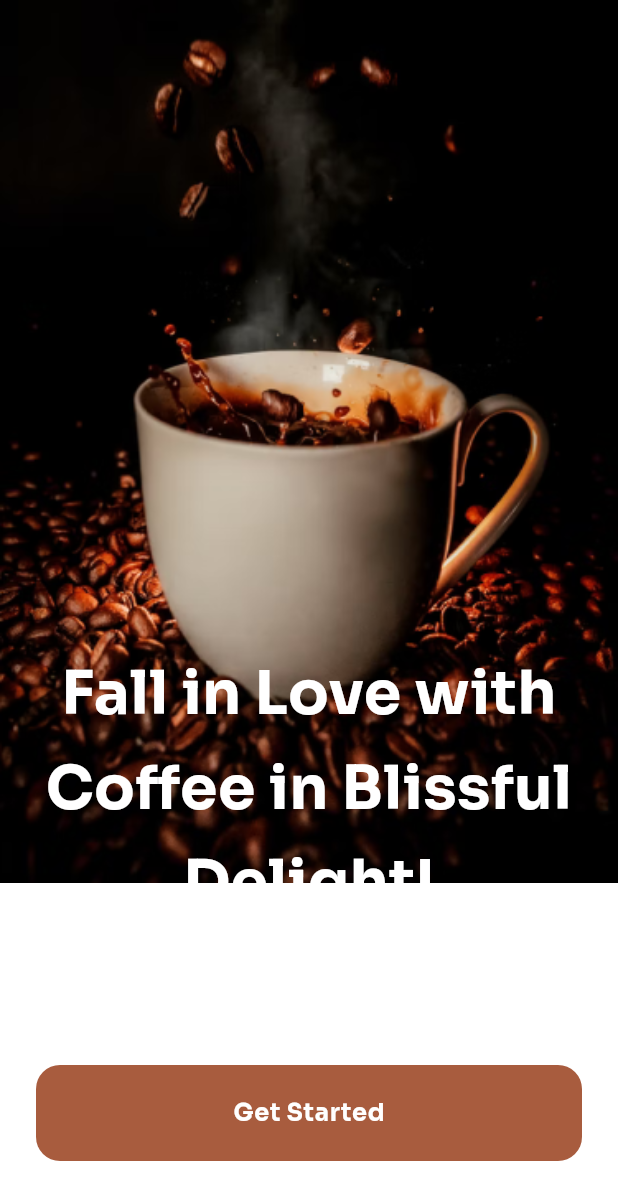
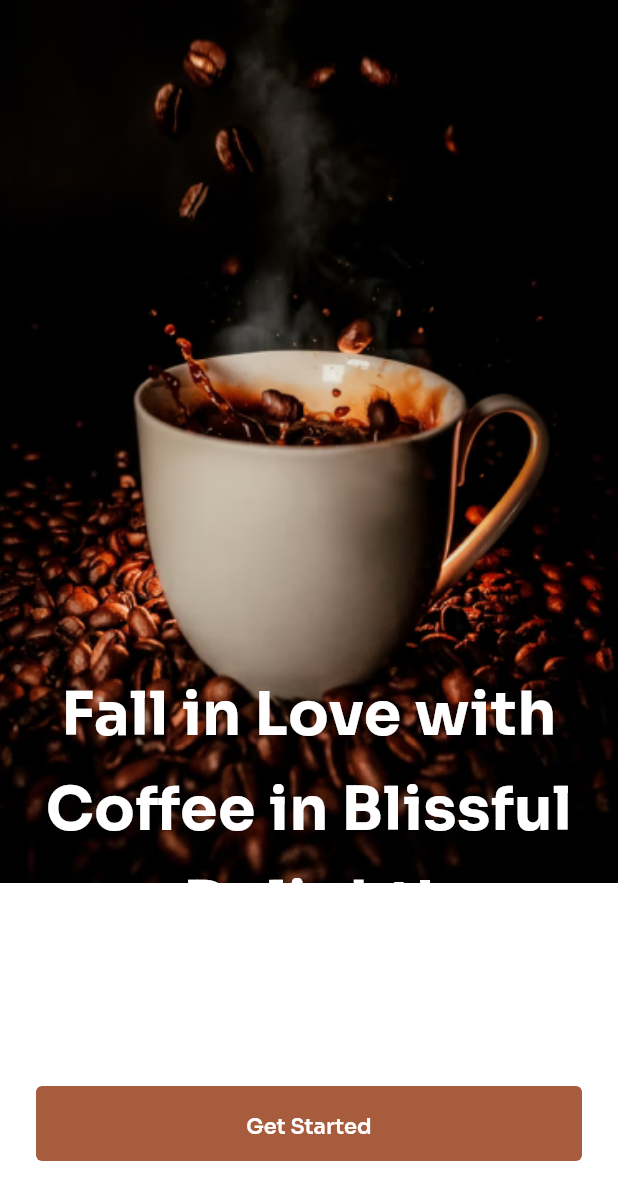
Before and after one commit to Domson12/BeanGo, a Flutter app: the screen it shows after launch, on a phone screen of 412 x 824 dp. Shown: the top 1200 px of the screen. Run offline on Flutter 3.47's test engine with Material 3 defaults, Android fonts, the phone set to English and light mode, and no system bars; our stand-ins replace auto_route, cloud_firestore, firebase_auth, firebase_core, flutter_hooks, flutter_riverpod and 5 more; accounts and stored records are empty; generated files the repository leaves out were written again.

Commit message:
added social login button UI, other changes

```diff
--- a/lib/core/widgets/bean_go_button.dart
+++ b/lib/core/widgets/bean_go_button.dart
@@ -1,29 +1,101 @@
-import 'package:bean_go/core/utils/extensions.dart';
 import 'package:flutter/material.dart';
 
+import '../utils/extensions.dart';
+
 class BeanGoButton extends StatelessWidget {
-  const BeanGoButton({super.key, required this.text, required this.onPressed});
+  const BeanGoButton({
+    required this.text,
+    this.leading,
+    this.onPressed,
+    this.isLoading = false,
+    this.fillWidth = true,
+    this.variant = CustomElevatedVariant.primary,
+    this.leadingPosition = LeadingPosition.start,
+    this.compact = false,
+    this.zeroPadding = false,
+    super.key,
+  });
 
   final String text;
-  final VoidCallback onPressed;
+  final Widget? leading;
+  final VoidCallback? onPressed;
+  final bool isLoading;
+  final bool fillWidth;
+  final CustomElevatedVariant variant;
+  final LeadingPosition leadingPosition;
+  final bool compact;
+  final bool zeroPadding;
 
   @override
   Widget build(BuildContext context) {
-    return ElevatedButton(
-      style: ElevatedButton.styleFrom(
-        shape: RoundedRectangleBorder(
-          borderRadius: BorderRadius.circular(16),
+    final backgroundColor = switch (variant) {
+      CustomElevatedVariant.primary => null,
+      CustomElevatedVariant.secondary => context.colors.secondaryBase,
+      CustomElevatedVariant.subtle => context.colors.outline,
+      // TODO: Handle this case.
+      CustomElevatedVariant.accent => throw UnimplementedError(),
+    };
+
+    final foregroundColor = switch (variant) {
+      CustomElevatedVariant.subtle => context.colors.outline,
+      CustomElevatedVariant.accent => context.colors.outline,
+      _ => null,
+    };
+
+    return SizedBox(
+      width: fillWidth ? double.maxFinite : null,
+      child: ElevatedButton(
+        style: ElevatedButton.styleFrom(
+          padding: EdgeInsets.symmetric(
+            vertical: zeroPadding
+                ? 0
+                : compact
+                ? 8
+                : 12,
+            horizontal: 16,
+          ),
+          disabledBackgroundColor: backgroundColor?.withOpacity(0.4),
+          disabledForegroundColor: foregroundColor?.withOpacity(0.4),
+          backgroundColor: backgroundColor,
+          foregroundColor: foregroundColor,
         ),
-        padding: const EdgeInsets.symmetric(vertical: 20),
-      ),
-      onPressed: onPressed,
-      child: Text(
-        text,
-        style: context.textTheme.bodyLarge?.copyWith(
-          color: Colors.white,
-          fontWeight: FontWeight.bold,
+        onPressed: isLoading ? null : onPressed,
+        child: isLoading
+            ? const CircularProgressIndicator()
+            : Row(
+          mainAxisAlignment: MainAxisAlignment.center,
+          children: [
+            if (leading != null) ...[
+              leading!,
+              if (leadingPosition == LeadingPosition.start)
+                const Spacer()
+              else
+                const SizedBox(width: 8),
+            ],
+            Text(text),
+            if (leading != null &&
+                leadingPosition == LeadingPosition.start) ...[
+              const Spacer(),
+              Opacity(
+                opacity: 0,
+                child: leading,
+              ),
+            ],
+          ],
         ),
       ),
     );
   }
 }
+
+enum CustomElevatedVariant {
+  primary,
+  secondary,
+  subtle,
+  accent,
+}
+
+enum LeadingPosition {
+  start,
+  center,
+}
--- a/pubspec.yaml
+++ b/pubspec.yaml
@@ -70,6 +70,7 @@ flutter:
   assets:
     - assets/fonts/
     - assets/images/
+    - assets/svg/
 
   fonts:
     - family: Sora
```
Also changed, not shown: lib/core/widgets/apple_button.dart (added, +27 -0 lines), lib/core/widgets/google_button.dart (added, +28 -0 lines), lib/core/widgets/text_divider.dart (added, +41 -0 lines), lib/features/auth/auth_page.dart (+10 -1 lines), lib/features/auth/widgets/auth_social_button_row.dart (added, +41 -0 lines), lib/features/auth/widgets/auth_text_info.dart (added, +10 -0 lines), lib/gen/assets.gen.dart (+94 -0 lines), assets/svg/apple_icon.svg (added), assets/svg/google_icon.svg (added), pubspec.lock.
